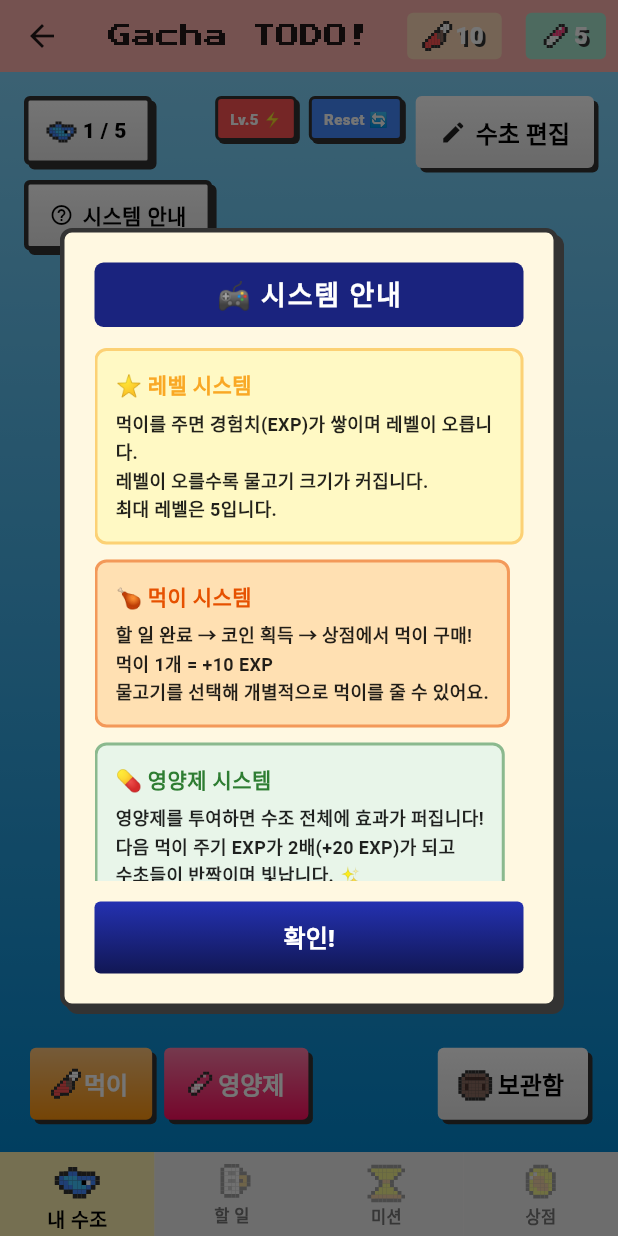
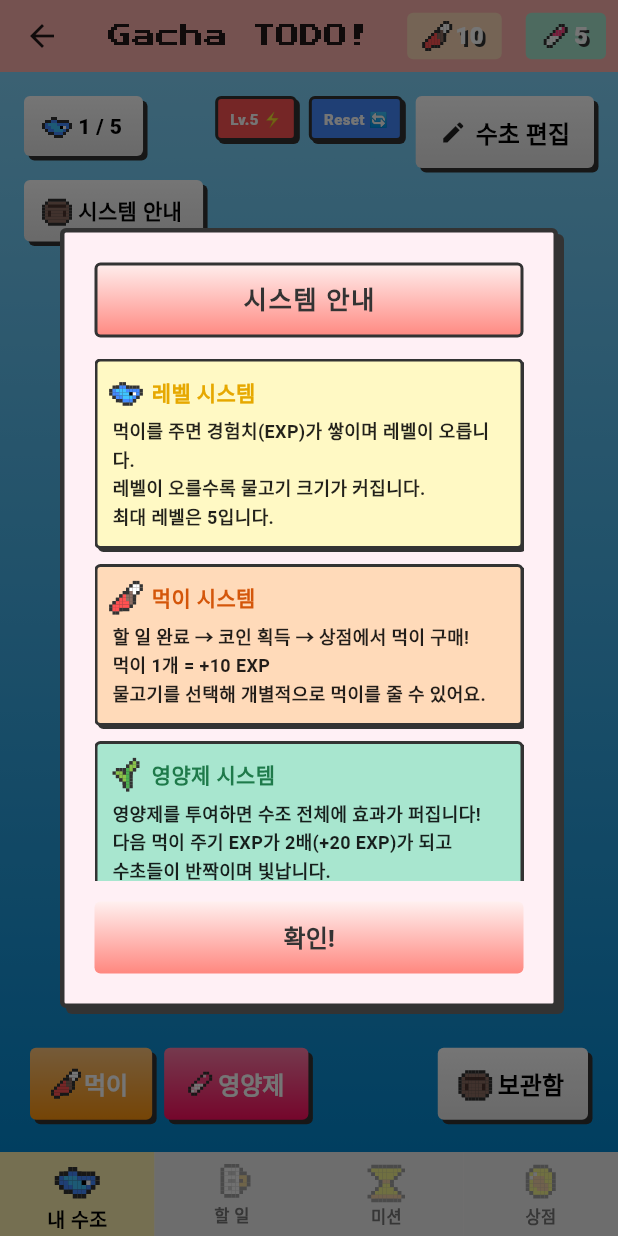
Before and after one commit to meisteryi/Gachagame_todo, a Flutter app: the MainScreen screen opened directly, after a tap on "시스템 안내", on a phone screen of 412 x 824 dp. Run offline on Flutter 3.47's test engine with Material 3 defaults, Android fonts, the phone set to English and light mode, and no system bars; our stand-ins replace google_fonts, shared_preferences; accounts and stored records are empty.

Commit message:
update aquarium system guide UI with retro-themed styling and pixel icons

```diff
--- a/lib/screens/aquarium_screen.dart
+++ b/lib/screens/aquarium_screen.dart
@@ -822,8 +822,8 @@ class _AquariumScreenState extends State<AquariumScreen>
             height: 520,
             padding: const EdgeInsets.all(20),
             decoration: BoxDecoration(
-              color: const Color(0xFFFFF8E1),
-              borderRadius: BorderRadius.circular(8),
+              color: const Color(0xFFFFF0F5), // 앱 전체 배경 테마와 동일한 연한 핑크 계열
+              borderRadius: BorderRadius.circular(4),
               border: Border.all(color: const Color(0xFF333333), width: 3),
               boxShadow: const [
                 BoxShadow(color: Color(0xFF333333), offset: Offset(4, 4)),
@@ -832,22 +832,26 @@ class _AquariumScreenState extends State<AquariumScreen>
             child: Column(
               crossAxisAlignment: CrossAxisAlignment.start,
               children: [
-                // 🎮 타이틀
+                // 타이틀
                 Container(
                   width: double.infinity,
-                  padding: const EdgeInsets.symmetric(vertical: 8),
+                  padding: const EdgeInsets.symmetric(vertical: 10),
                   decoration: BoxDecoration(
-                    color: const Color(0xFF1A237E),
-                    borderRadius: BorderRadius.circular(6),
+                    gradient: getRetroGradient(const Color(0xFFFFB7B2)),
+                    borderRadius: BorderRadius.circular(4),
+                    border: Border.all(
+                      color: const Color(0xFF333333),
+                      width: 2,
+                    ),
                   ),
                   child: const Center(
                     child: Text(
-                      '🎮 시스템 안내',
+                      '시스템 안내',
                       style: TextStyle(
-                        fontSize: 18,
+                        fontSize: 17,
                         fontWeight: FontWeight.w900,
-                        color: Colors.white,
-                        letterSpacing: 1.2,
+                        color: Color(0xFF333333),
+                        letterSpacing: 1.0,
                       ),
                     ),
                   ),
@@ -859,34 +863,39 @@ class _AquariumScreenState extends State<AquariumScreen>
                       crossAxisAlignment: CrossAxisAlignment.start,
                       children: [
                         _buildRuleItem(
-                          '⭐ 레벨 시스템',
+                          'fish',
+                          '레벨 시스템',
                           '먹이를 주면 경험치(EXP)가 쌓이며 레벨이 오릅니다.\n레벨이 오를수록 물고기 크기가 커집니다.\n최대 레벨은 5입니다.',
                           const Color(0xFFFFF9C4),
-                          const Color(0xFFF9A825),
+                          const Color(0xFFE6A800),
                         ),
                         _buildRuleItem(
-                          '🍗 먹이 시스템',
+                          'meat',
+                          '먹이 시스템',
                           '할 일 완료 → 코인 획득 → 상점에서 먹이 구매!\n먹이 1개 = +10 EXP\n물고기를 선택해 개별적으로 먹이를 줄 수 있어요.',
-                          const Color(0xFFFFE0B2),
-                          const Color(0xFFE65100),
+                          const Color(0xFFFFDAB9),
+                          const Color(0xFFD4560A),
                         ),
                         _buildRuleItem(
-                          '💊 영양제 시스템',
-                          '영양제를 투여하면 수조 전체에 효과가 퍼집니다!\n다음 먹이 주기 EXP가 2배(+20 EXP)가 되고\n수초들이 반짝이며 빛납니다. ✨',
-                          const Color(0xFFE8F5E9),
-                          const Color(0xFF2E7D32),
+                          'seaweed',
+                          '영양제 시스템',
+                          '영양제를 투여하면 수조 전체에 효과가 퍼집니다!\n다음 먹이 주기 EXP가 2배(+20 EXP)가 되고\n수초들이 반짝이며 빛납니다.',
+                          const Color(0xFFA8E6CF),
+                          const Color(0xFF1E7A4A),
                         ),
                         _buildRuleItem(
-                          '✨ 레벨 5 진화',
-                          '레벨 5에 도달하면 물고기가 진화합니다!\n크기가 최대가 되고, 각 물고기 종류에 맞는\n특별한 색상으로 화려하게 변신합니다! 🌈',
-                          const Color(0xFFEDE7F6),
-                          const Color(0xFF4A148C),
+                          'coin',
+                          '레벨 5 진화',
+                          '레벨 5에 도달하면 물고기가 진화합니다!\n크기가 최대가 되고, 각 물고기 종류에 맞는\n특별한 색상으로 화려하게 변신합니다!',
+                          const Color(0xFFB4D8E7),
+                          const Color(0xFF1A6E99),
                         ),
                         _buildRuleItem(
-                          '💖 기분 시스템',
-                          '물고기에게는 4가지 기분이 있어요:\n나쁨 😞 / 보통 😐 / 좋음 😊 / 최고야! 🤩\n자주 먹이를 주면 기분이 좋아집니다!',
-                          const Color(0xFFFFE4E8),
-                          const Color(0xFFC62828),
+                          'mood_great',
+                          '기분 시스템',
+                          '물고기에게는 4가지 기분이 있어요.\n나쁨 / 보통 / 좋음 / 최고야!\n자주 먹이를 주면 기분이 좋아집니다!',
+                          const Color(0xFFFFB7B2),
+                          const Color(0xFFA8003A),
                         ),
                       ],
                     ),
@@ -897,14 +906,14 @@ class _AquariumScreenState extends State<AquariumScreen>
                   width: double.infinity,
                   height: 48,
                   child: RetroGradientButton(
-                    color: const Color(0xFF1A237E),
+                    color: const Color(0xFFFFB7B2),
                     onPressed: () => Navigator.pop(context),
                     child: const Text(
                       '확인!',
                       style: TextStyle(
                         fontWeight: FontWeight.w900,
                         fontSize: 16,
-                        color: Colors.white,
+                        color: Color(0xFF333333),
                       ),
                     ),
                   ),
@@ -918,6 +927,7 @@ class _AquariumScreenState extends State<AquariumScreen>
   }
 
   Widget _buildRuleItem(
+    String emojiKey,
     String title,
     String description,
     Color bgColor,
@@ -925,15 +935,22 @@ class _AquariumScreenState extends State<AquariumScreen>
   ) {
     return Container(
       margin: const EdgeInsets.only(bottom: 10),
-      padding: const EdgeInsets.all(12),
+      padding: const EdgeInsets.all(10),
       decoration: BoxDecoration(
         color: bgColor,
-        borderRadius: BorderRadius.circular(8),
-        border: Border.all(color: accentColor.withValues(alpha: 0.5), width: 2),
+        borderRadius: BorderRadius.circular(4),
+        border: Border.all(color: const Color(0xFF333333), width: 2),
+        boxShadow: const [
+          BoxShadow(color: Color(0xFF333333), offset: Offset(2, 2)),
+        ],
       ),
       child: Column(
         crossAxisAlignment: CrossAxisAlignment.start,
         children: [
+          Row(
+            children: [
+              PixelEmoji(emojiKey, size: 18),
+              const SizedBox(width: 8),
               Text(
                 title,
                 style: TextStyle(
@@ -941,6 +958,8 @@ class _AquariumScreenState extends State<AquariumScreen>
                   fontSize: 14,
                   color: accentColor,
                 ),
+              ),
+            ],
           ),
           const SizedBox(height: 6),
           Text(
@@ -1741,10 +1760,6 @@ class _AquariumScreenState extends State<AquariumScreen>
                   decoration: BoxDecoration(
                     gradient: getRetroGradient(Colors.white),
                     borderRadius: BorderRadius.circular(4),
-                    border: Border.all(
-                      color: const Color(0xFF333333),
-                      width: 3,
-                    ),
                   ),
                   child: Row(
                     mainAxisSize: MainAxisSize.min,
@@ -1780,19 +1795,11 @@ class _AquariumScreenState extends State<AquariumScreen>
                   decoration: BoxDecoration(
                     gradient: getRetroGradient(Colors.white),
                     borderRadius: BorderRadius.circular(4),
-                    border: Border.all(
-                      color: const Color(0xFF333333),
-                      width: 3,
-                    ),
                   ),
                   child: Row(
                     mainAxisSize: MainAxisSize.min,
                     children: [
-                      const Icon(
-                        Icons.help_outline,
-                        size: 16,
-                        color: Colors.black,
-                      ),
+                      const PixelEmoji('box', size: 16),
                       const SizedBox(width: 6),
                       Text(
                         '시스템 안내'.tr,
```
Lines whose indentation alone changed are shown as unchanged.
